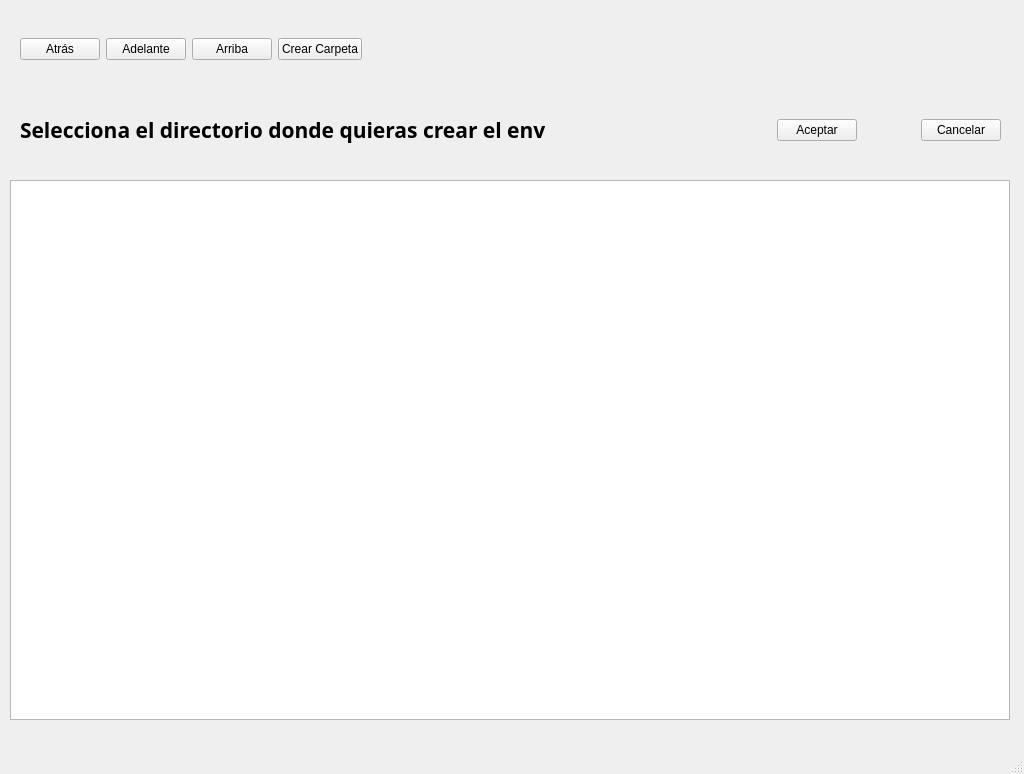
First picture: the form in aplicacion_ui.ui, repository danitxu79/ENV_Manager, before the edit.
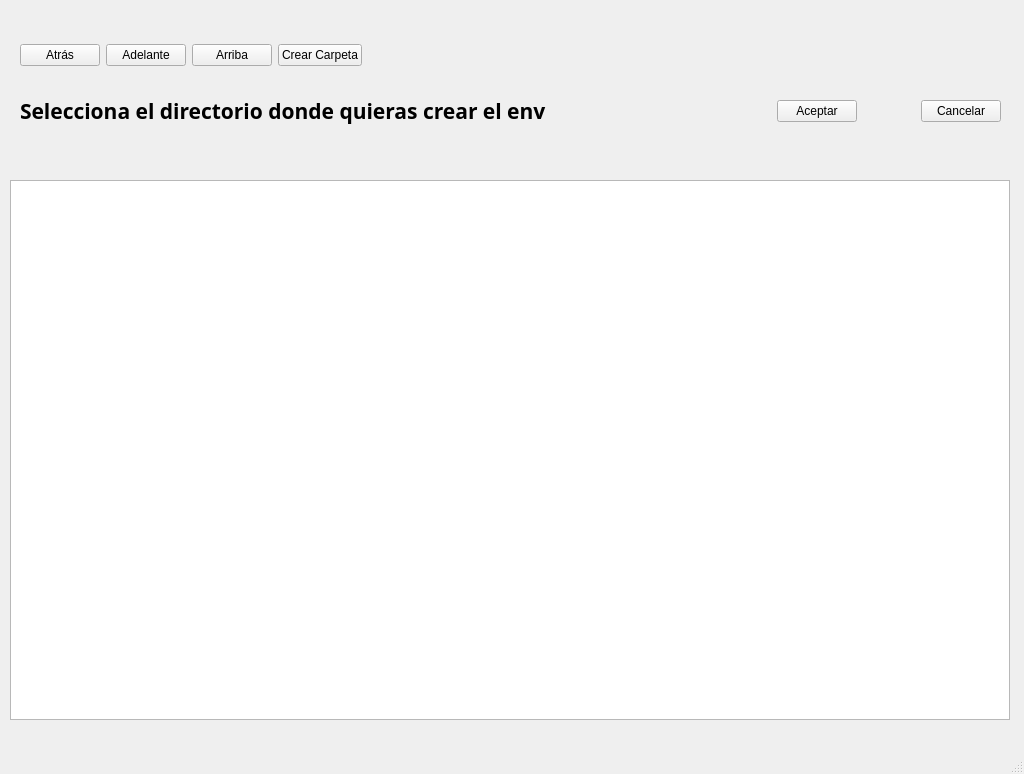
Second picture: the form after the edit. Icons and pictures are not drawn.

Patch:
```diff
--- a/aplicacion_ui.ui
+++ b/aplicacion_ui.ui
@@ -27,15 +27,17 @@
      </rect>
     </property>
    </widget>
-   <widget class="QWidget" name="horizontalLayoutWidget">
+   <widget class="QWidget" name="verticalLayoutWidget">
     <property name="geometry">
      <rect>
       <x>20</x>
-      <y>19</y>
-      <width>991</width>
-      <height>61</height>
+      <y>20</y>
+      <width>981</width>
+      <height>131</height>
      </rect>
     </property>
+    <layout class="QVBoxLayout" name="verticalLayout">
+     <item>
     <layout class="QHBoxLayout" name="horizontalLayout">
      <item>
       <widget class="QPushButton" name="pushButton_4">
@@ -101,16 +103,8 @@
       </spacer>
      </item>
     </layout>
-   </widget>
-   <widget class="QWidget" name="horizontalLayoutWidget_3">
-    <property name="geometry">
-     <rect>
-      <x>20</x>
-      <y>90</y>
-      <width>981</width>
-      <height>80</height>
-     </rect>
-    </property>
+     </item>
+     <item>
     <layout class="QHBoxLayout" name="horizontalLayout_3">
      <item>
       <widget class="QLabel" name="label">
@@ -177,6 +171,8 @@
           <string>Cancelar</string>
          </property>
         </widget>
+         </item>
+        </layout>
        </item>
       </layout>
      </item>
```
Lines whose indentation alone changed are shown as unchanged.
